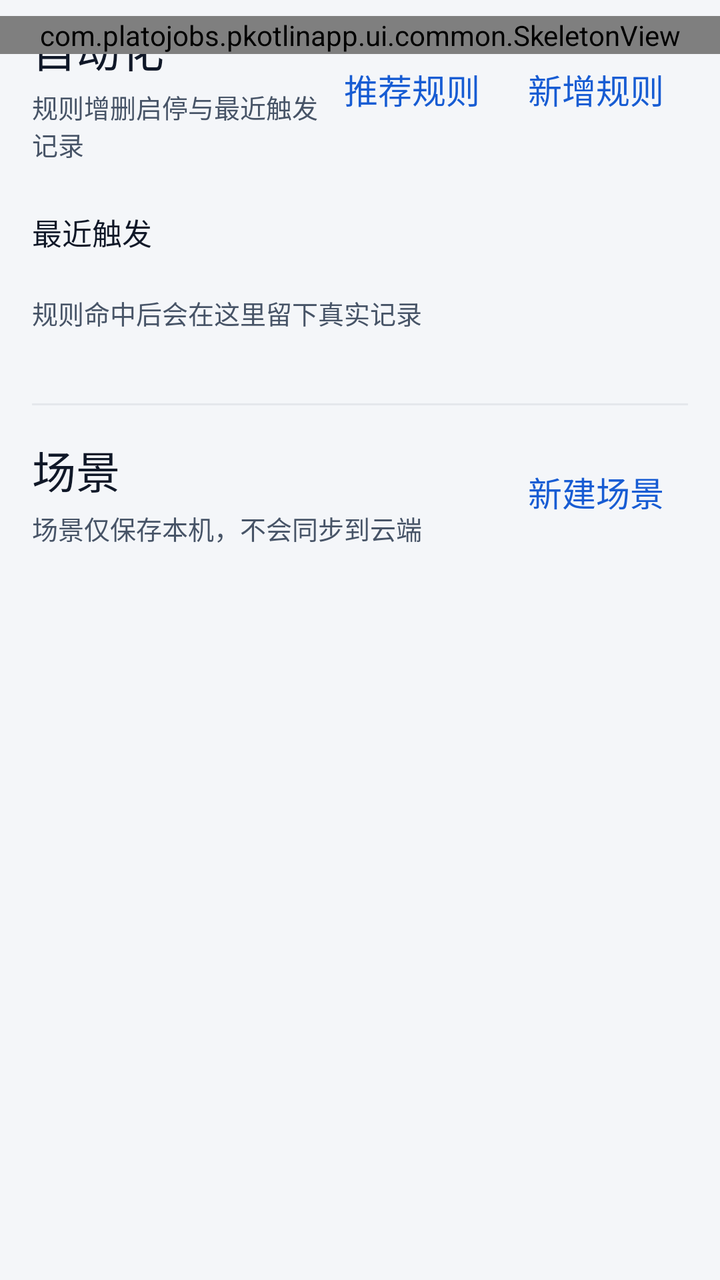
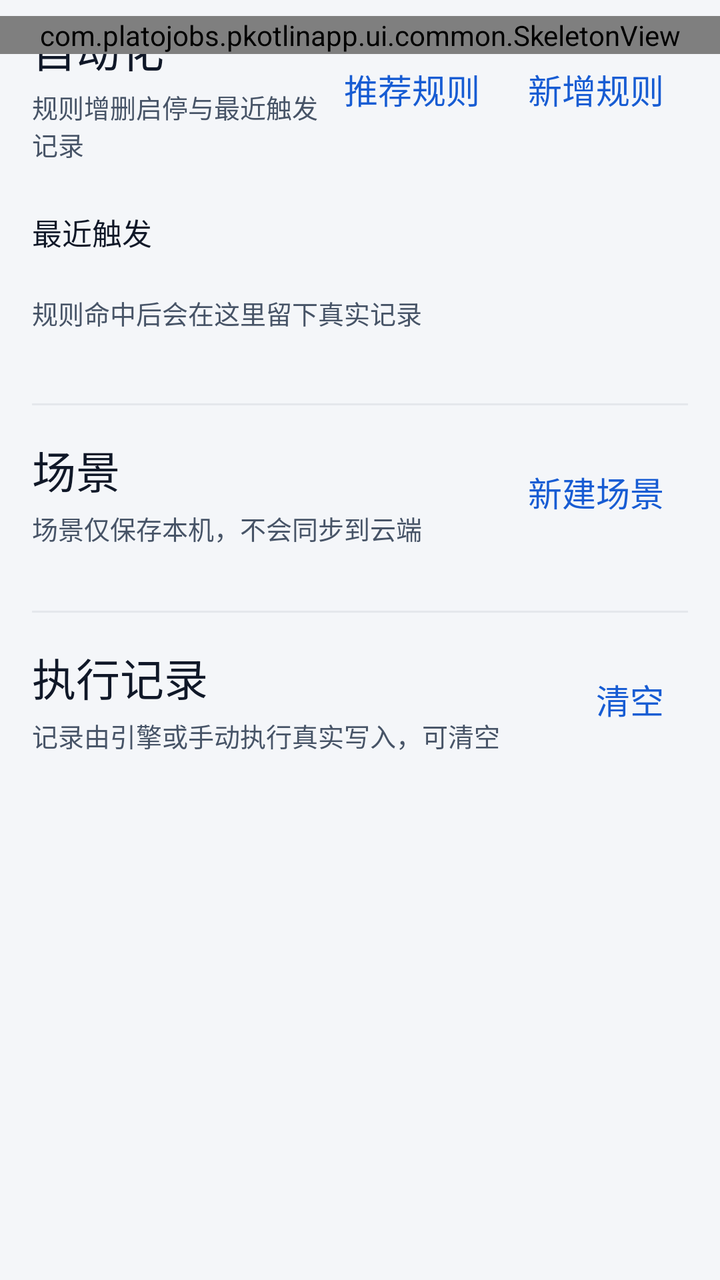

Before-and-after screenshots of an Android layout around one commit, followed by the original layout XML and the change that was made.
<!-- AndroidManifest.xml: application theme Theme.PKotlinApp -->
<!-- res/layout/fragment_intelligence.xml -->
<?xml version="1.0" encoding="utf-8"?>
<FrameLayout xmlns:android="http://schemas.android.com/apk/res/android"
    android:layout_width="match_parent"
    android:layout_height="match_parent">

    <androidx.core.widget.NestedScrollView
        android:id="@+id/intelligenceScroll"
        android:layout_width="match_parent"
        android:layout_height="match_parent"
        android:clipToPadding="false"
        android:paddingBottom="@dimen/space_24"
        android:scrollbars="none">

        <LinearLayout
            android:id="@+id/intelligenceContent"
            android:layout_width="match_parent"
            android:layout_height="wrap_content"
            android:orientation="vertical">

            <LinearLayout
                android:layout_width="match_parent"
                android:layout_height="wrap_content"
                android:baselineAligned="false"
                android:gravity="center_vertical"
                android:orientation="horizontal"
                android:paddingStart="@dimen/page_margin"
                android:paddingTop="@dimen/space_8"
                android:paddingEnd="@dimen/page_margin">

                <LinearLayout
                    android:layout_width="0dp"
                    android:layout_height="wrap_content"
                    android:layout_weight="1"
                    android:orientation="vertical">

                    <TextView
                        style="@style/Widget.App.TextView"
                        android:layout_width="match_parent"
                        android:layout_height="wrap_content"
                        android:text="@string/intelligence_automation_title"
                        android:textAppearance="@style/TextAppearance.App.Headline" />

                    <TextView
                        style="@style/Widget.App.TextView"
                        android:layout_width="match_parent"
                        android:layout_height="wrap_content"
                        android:layout_marginTop="@dimen/space_4"
                        android:text="@string/intelligence_automation_hint"
                        android:textAppearance="@style/TextAppearance.App.Caption" />
                </LinearLayout>

                <LinearLayout
                    android:layout_width="wrap_content"
                    android:layout_height="wrap_content"
                    android:baselineAligned="false"
                    android:gravity="center_vertical"
                    android:orientation="horizontal">

                    <com.google.android.material.button.MaterialButton
                        android:id="@+id/recommendRulesButton"
                        style="@style/Widget.App.Button.Text"
                        android:layout_width="wrap_content"
                        android:layout_height="wrap_content"
                        android:minWidth="0dp"
                        android:text="@string/intelligence_rules_recommend" />

                    <com.google.android.material.button.MaterialButton
                        android:id="@+id/addRuleButton"
                        style="@style/Widget.App.Button.Text"
                        android:layout_width="wrap_content"
                        android:layout_height="wrap_content"
                        android:minWidth="0dp"
                        android:text="@string/intelligence_rules_add" />
                </LinearLayout>
            </LinearLayout>

            <androidx.recyclerview.widget.RecyclerView
                android:id="@+id/rulesList"
                android:layout_width="match_parent"
                android:layout_height="wrap_content"
                android:layout_marginTop="@dimen/space_8"
                android:nestedScrollingEnabled="false" />

            <FrameLayout
                android:id="@+id/rulesEmptyContainer"
                android:layout_width="match_parent"
                android:layout_height="wrap_content" />

            <TextView
                style="@style/Widget.App.TextView"
                android:layout_width="match_parent"
                android:layout_height="wrap_content"
                android:layout_marginStart="@dimen/page_margin"
                android:layout_marginTop="@dimen/space_16"
                android:layout_marginEnd="@dimen/page_margin"
                android:text="@string/intelligence_events_title"
                android:textAppearance="@style/TextAppearance.App.Callout" />

            <androidx.recyclerview.widget.RecyclerView
                android:id="@+id/eventsList"
                android:layout_width="match_parent"
                android:layout_height="wrap_content"
                android:layout_marginTop="@dimen/space_8"
                android:nestedScrollingEnabled="false" />

            <TextView
                android:id="@+id/eventsEmpty"
                style="@style/Widget.App.TextView"
                android:layout_width="match_parent"
                android:layout_height="wrap_content"
                android:paddingHorizontal="@dimen/page_margin"
                android:paddingVertical="@dimen/space_12"
                android:text="@string/intelligence_events_empty_hint"
                android:textAppearance="@style/TextAppearance.App.Caption" />

            <View
                android:layout_width="match_parent"
                android:layout_height="@dimen/stroke_1"
                android:layout_marginHorizontal="@dimen/page_margin"
                android:layout_marginTop="@dimen/section_gap"
                android:background="@color/divider" />

            <LinearLayout
                android:layout_width="match_parent"
                android:layout_height="wrap_content"
                android:baselineAligned="false"
                android:gravity="center_vertical"
                android:orientation="horizontal"
                android:paddingStart="@dimen/page_margin"
                android:paddingTop="@dimen/space_16"
                android:paddingEnd="@dimen/page_margin">

                <LinearLayout
                    android:layout_width="0dp"
                    android:layout_height="wrap_content"
                    android:layout_weight="1"
                    android:orientation="vertical">

                    <TextView
                        style="@style/Widget.App.TextView"
                        android:layout_width="match_parent"
                        android:layout_height="wrap_content"
                        android:text="@string/intelligence_scenes_title"
                        android:textAppearance="@style/TextAppearance.App.Headline" />

                    <TextView
                        style="@style/Widget.App.TextView"
                        android:layout_width="match_parent"
                        android:layout_height="wrap_content"
                        android:layout_marginTop="@dimen/space_4"
                        android:text="@string/intelligence_scenes_hint"
                        android:textAppearance="@style/TextAppearance.App.Caption" />
                </LinearLayout>

                <com.google.android.material.button.MaterialButton
                    android:id="@+id/addSceneButton"
                    style="@style/Widget.App.Button.Text"
                    android:layout_width="wrap_content"
                    android:layout_height="wrap_content"
                    android:minWidth="0dp"
                    android:text="@string/intelligence_scenes_add" />
            </LinearLayout>

            <androidx.recyclerview.widget.RecyclerView
                android:id="@+id/scenesList"
                android:layout_width="match_parent"
                android:layout_height="wrap_content"
                android:layout_marginTop="@dimen/space_8"
                android:nestedScrollingEnabled="false" />

            <FrameLayout
                android:id="@+id/scenesEmptyContainer"
                android:layout_width="match_parent"
                android:layout_height="wrap_content" />
        </LinearLayout>
    </androidx.core.widget.NestedScrollView>

    <com.platojobs.pkotlinapp.ui.common.SkeletonView
        android:id="@+id/skeletonIntelligence"
        android:layout_width="match_parent"
        android:layout_height="wrap_content"
        android:layout_marginTop="@dimen/space_8" />

    <FrameLayout
        android:id="@+id/intelligenceOverlay"
        android:layout_width="match_parent"
        android:layout_height="match_parent" />
</FrameLayout>
<!-- resources referenced by this layout -->
<resources>
  <color name="divider">#E4E7EC</color>
  <dimen name="page_margin">16dp</dimen>
  <dimen name="section_gap">24dp</dimen>
  <dimen name="space_12">12dp</dimen>
  <dimen name="space_16">16dp</dimen>
  <dimen name="space_24">24dp</dimen>
  <dimen name="space_4">4dp</dimen>
  <dimen name="space_8">8dp</dimen>
  <dimen name="stroke_1">1dp</dimen>
  <string name="intelligence_automation_hint">规则增删启停与最近触发记录</string>
  <string name="intelligence_automation_title">自动化</string>
  <string name="intelligence_events_empty_hint">规则命中后会在这里留下真实记录</string>
  <string name="intelligence_events_title">最近触发</string>
  <string name="intelligence_rules_add">新增规则</string>
  <string name="intelligence_rules_recommend">推荐规则</string>
  <string name="intelligence_scenes_add">新建场景</string>
  <string name="intelligence_scenes_hint">场景仅保存本机，不会同步到云端</string>
  <string name="intelligence_scenes_title">场景</string>
  <style name="TextAppearance.App.Callout" parent="@android:style/TextAppearance">
          <item name="android:textSize">15sp</item>
          <item name="android:textColor">@color/text_primary</item>
          <item name="android:fontFamily">sans-serif-medium</item>
          <item name="android:lineSpacingExtra">6dp</item>
          <item name="android:lineSpacingMultiplier">1.0</item>
      </style>
  <style name="TextAppearance.App.Caption" parent="@android:style/TextAppearance">
          <item name="android:textSize">13sp</item>
          <item name="android:textColor">@color/text_secondary</item>
          <item name="android:fontFamily">sans-serif</item>
          <item name="android:lineSpacingExtra">5dp</item>
          <item name="android:lineSpacingMultiplier">1.0</item>
      </style>
  <style name="TextAppearance.App.Headline" parent="@android:style/TextAppearance">
          <item name="android:textSize">22sp</item>
          <item name="android:textColor">@color/text_primary</item>
          <item name="android:fontFamily">sans-serif-medium</item>
          <item name="android:lineSpacingExtra">6dp</item>
          <item name="android:lineSpacingMultiplier">1.0</item>
      </style>
  <style name="Widget.App.TextView" parent="android:Widget.TextView">
          <item name="android:includeFontPadding">false</item>
          <item name="android:breakStrategy">high_quality</item>
          <item name="android:hyphenationFrequency">none</item>
      </style>
  <color name="text_primary">#101828</color>
  <color name="text_secondary">#475467</color>
  <dimen name="button_h">48dp</dimen>
  <style name="TextAppearance.App.Button" parent="@style/TextAppearance.App.Body">
          <item name="android:fontFamily">sans-serif-medium</item>
          <item name="android:lineSpacingExtra">0dp</item>
      </style>
  <color name="overlay_pressed">#0F101828</color>
  <color name="canvas">#F4F6F9</color>
  <color name="primary">#175CD3</color>
  <color name="on_primary">#FFFFFF</color>
  <color name="chart_band">#E8EFFB</color>
  <color name="primary_text">#175CD3</color>
  <color name="surface">#FFFFFF</color>
  <color name="surface_sunken">#EEF1F5</color>
  <color name="border">#D0D5DD</color>
  <color name="danger">#B42318</color>
  <color name="danger_bg">#FEF3F2</color>
  <color name="text_tertiary">#5F6A7D</color>
  <style name="TextAppearance.App.Body" parent="@android:style/TextAppearance">
          <item name="android:textSize">17sp</item>
          <item name="android:textColor">@color/text_primary</item>
          <item name="android:fontFamily">sans-serif</item>
          <item name="android:lineSpacingExtra">7dp</item>
          <item name="android:lineSpacingMultiplier">1.0</item>
      </style>
  <dimen name="radius_12">12dp</dimen>
  <color name="border_strong">#8A93A2</color>
  <dimen name="elevation_0">0dp</dimen>
  <dimen name="chip_h">32dp</dimen>
  <dimen name="radius_pill">999dp</dimen>
  <!-- unchanged entries left out for length: 6 -->
</resources>

<!-- the commit's change to res/layout/fragment_intelligence.xml (unified diff, before → after) -->
@@ -172,6 +172,66 @@
                 android:id="@+id/scenesEmptyContainer"
                 android:layout_width="match_parent"
                 android:layout_height="wrap_content" />
+
+            <View
+                android:layout_width="match_parent"
+                android:layout_height="@dimen/stroke_1"
+                android:layout_marginHorizontal="@dimen/page_margin"
+                android:layout_marginTop="@dimen/section_gap"
+                android:background="@color/divider" />
+
+            <LinearLayout
+                android:layout_width="match_parent"
+                android:layout_height="wrap_content"
+                android:baselineAligned="false"
+                android:gravity="center_vertical"
+                android:orientation="horizontal"
+                android:paddingStart="@dimen/page_margin"
+                android:paddingTop="@dimen/space_16"
+                android:paddingEnd="@dimen/page_margin">
+
+                <LinearLayout
+                    android:layout_width="0dp"
+                    android:layout_height="wrap_content"
+                    android:layout_weight="1"
+                    android:orientation="vertical">
+
+                    <TextView
+                        style="@style/Widget.App.TextView"
+                        android:layout_width="match_parent"
+                        android:layout_height="wrap_content"
+                        android:text="@string/intelligence_runs_title"
+                        android:textAppearance="@style/TextAppearance.App.Headline" />
+
+                    <TextView
+                        style="@style/Widget.App.TextView"
+                        android:layout_width="match_parent"
+                        android:layout_height="wrap_content"
+                        android:layout_marginTop="@dimen/space_4"
+                        android:text="@string/intelligence_runs_hint"
+                        android:textAppearance="@style/TextAppearance.App.Caption" />
+                </LinearLayout>
+
+                <com.google.android.material.button.MaterialButton
+                    android:id="@+id/clearRunsButton"
+                    style="@style/Widget.App.Button.Text"
+                    android:layout_width="wrap_content"
+                    android:layout_height="wrap_content"
+                    android:minWidth="0dp"
+                    android:text="@string/intelligence_runs_clear" />
+            </LinearLayout>
+
+            <androidx.recyclerview.widget.RecyclerView
+                android:id="@+id/runsList"
+                android:layout_width="match_parent"
+                android:layout_height="wrap_content"
+                android:layout_marginTop="@dimen/space_8"
+                android:nestedScrollingEnabled="false" />
+
+            <FrameLayout
+                android:id="@+id/runsEmptyContainer"
+                android:layout_width="match_parent"
+                android:layout_height="wrap_content" />
         </LinearLayout>
     </androidx.core.widget.NestedScrollView>
 
<!-- resource entries referenced after the edit -->
@@ -15,6 +15,9 @@
   <string name="intelligence_events_title">最近触发</string>
   <string name="intelligence_rules_add">新增规则</string>
   <string name="intelligence_rules_recommend">推荐规则</string>
+  <string name="intelligence_runs_clear">清空</string>
+  <string name="intelligence_runs_hint">记录由引擎或手动执行真实写入，可清空</string>
+  <string name="intelligence_runs_title">执行记录</string>
   <string name="intelligence_scenes_add">新建场景</string>
   <string name="intelligence_scenes_hint">场景仅保存本机，不会同步到云端</string>
   <string name="intelligence_scenes_title">场景</string>
